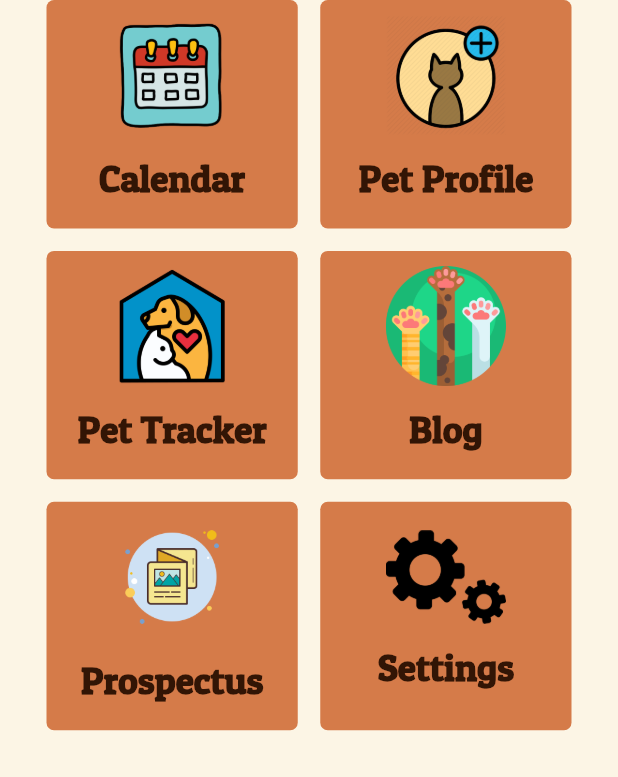
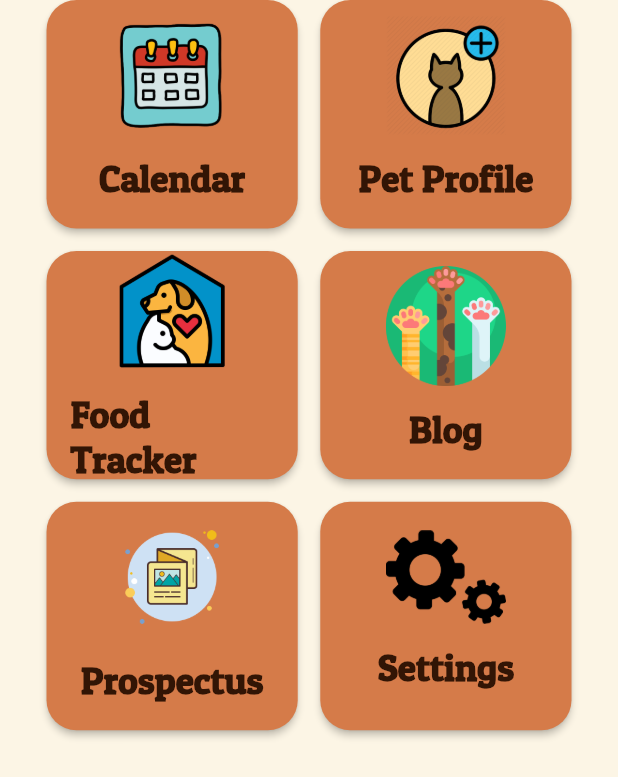
Before and after one commit to edanuroztrk/PetTracker-App, a Flutter app: the GridDashboard widget shown alone on an empty page, opened directly, on a phone screen of 412 x 824 dp. Shown: the top 777 px of the screen. Run offline on Flutter 3.47's test engine with Material 2 defaults, Android fonts, the phone set to English and light mode, and no system bars; our stand-ins replace cloud_firestore, firebase_core, flutter_svg; missing offline and left inert: cloud_firestore_web, firebase_core_web; accounts and stored records are empty; project files that could hold a hidden picture were left out.

Commit message:
dashboard updated

```diff
--- a/lib/Screens/homePage/components/dashboard.dart
+++ b/lib/Screens/homePage/components/dashboard.dart
@@ -1,31 +1,42 @@
+import 'package:cloud_firestore/cloud_firestore.dart';
 import 'package:flutter/material.dart';
-
+import 'package:petTracker/Screens/Calendar/calendar_page.dart';
+import 'package:petTracker/Screens/PetProfile/pet_profile.dart';
+import 'package:petTracker/Screens/Settings/settings_page.dart';
+import 'package:petTracker/Screens/News/news_page.dart';
+import 'package:petTracker/Screens/Prospectus/prospectus_page.dart';
 
 class GridDashboard extends StatelessWidget {
 
   Items item1 = new Items(
       title: "Calendar",
-      img: "assets/images/calendar3.png");
-
+      img: "assets/images/calendar3.png",
+      page: Calendar(),
+  );
   Items item2 = new Items(
     title: "Pet Profile",
     img: "assets/images/profile.png",
+    page: PetProfile(),
   );
   Items item3 = new Items(
-    title: "Pet Tracker",
+    title: "Food Tracker",
     img: "assets/images/pet-house.png",
+    page: Calendar(),
   );
   Items item4 = new Items(
     title: "Blog",
     img: "assets/images/paws.png",
+    page: news_page(),
   );
   Items item5 = new Items(
     title: "Prospectus",
     img: "assets/images/prospectus.png",
+    page: prospectus_page(),
   );
   Items item6 = new Items(
     title: "Settings",
     img: "assets/images/settings.png",
+    page: settings_page(),
   );
 
   @override
@@ -41,9 +52,13 @@ class GridDashboard extends StatelessWidget {
           crossAxisSpacing: 15,
           mainAxisSpacing: 15,
           children: myList.map((data) {
-            return Container(
-              decoration: BoxDecoration(
-                  color: Color(0xFFD57B49), borderRadius: BorderRadius.circular(5)),
+            return RaisedButton(
+              color: Color(0xFFD57B49), //change this into another color
+              shape: RoundedRectangleBorder(borderRadius: BorderRadius.circular(20)),
+              onPressed: (){Navigator.push(context, MaterialPageRoute(builder: (context)=> data.page));},
+
+              //   decoration: BoxDecoration(
+             //     color: Color(0xFFD57B49), borderRadius: BorderRadius.circular(5)),
               child: Column(
                 mainAxisAlignment: MainAxisAlignment.center,
                 children: <Widget>[
@@ -69,8 +84,10 @@ class GridDashboard extends StatelessWidget {
   }
 }
 
+
 class Items {
   String title;
   String img;
-  Items({this.title, this.img});
+  Widget page;
+  Items({this.title, this.img, this.page});
 }
```
Also changed, not shown: lib/Screens/Prospectus/components/NavigationBar.dart (added, +86 -0 lines), lib/Screens/Prospectus/components/body.dart (added, +15 -0 lines), lib/Screens/Prospectus/prospectus_page.dart (added, +15 -0 lines).
